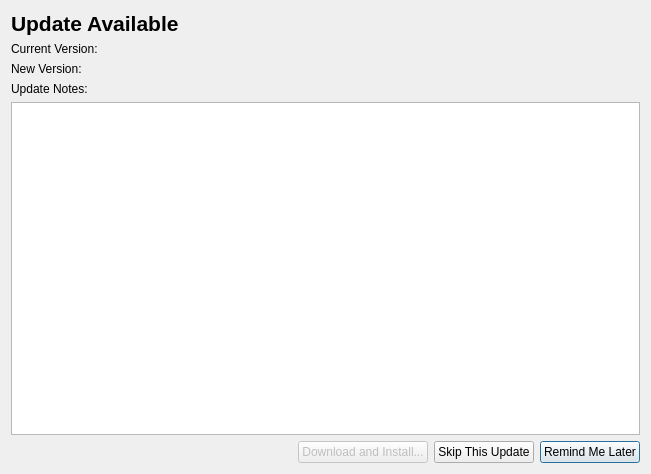
Old version of the form src/duckstation-qt/autoupdaterdialog.ui in the repository kofxi3584karlayang/duckstation.
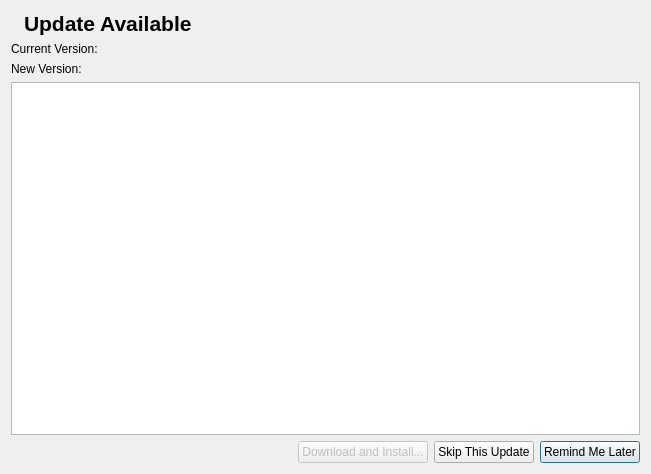
New version of the form. Icons and pictures are not drawn.

Commit message: Qt: Minor improvements to auto-updater (icon, show download size)

The edit to the form file:
```diff
--- a/src/duckstation-qt/autoupdaterdialog.ui
+++ b/src/duckstation-qt/autoupdaterdialog.ui
@@ -21,6 +21,24 @@
   </property>
   <layout class="QVBoxLayout" name="verticalLayout">
    <item>
+    <layout class="QHBoxLayout" name="horizontalLayout_2" stretch="0,1">
+     <item>
+      <widget class="QLabel" name="label_2">
+       <property name="sizePolicy">
+        <sizepolicy hsizetype="Minimum" vsizetype="Preferred">
+         <horstretch>0</horstretch>
+         <verstretch>0</verstretch>
+        </sizepolicy>
+       </property>
+       <property name="text">
+        <string/>
+       </property>
+       <property name="pixmap">
+        <pixmap resource="resources/resources.qrc">:/icons/software-update-available.png</pixmap>
+       </property>
+      </widget>
+     </item>
+     <item>
     <widget class="QLabel" name="label">
      <property name="font">
       <font>
@@ -34,6 +52,8 @@
      </property>
     </widget>
    </item>
+    </layout>
+   </item>
    <item>
     <widget class="QLabel" name="currentVersion">
      <property name="text">
@@ -49,18 +69,7 @@
     </widget>
    </item>
    <item>
-    <widget class="QLabel" name="label_4">
-     <property name="text">
-      <string>Update Notes:</string>
-     </property>
-    </widget>
-   </item>
-   <item>
-    <widget class="QTextEdit" name="updateNotes">
-     <property name="readOnly">
-      <bool>true</bool>
-     </property>
-    </widget>
+    <widget class="QTextBrowser" name="updateNotes"/>
    </item>
    <item>
     <layout class="QHBoxLayout" name="horizontalLayout">
```
Left out of the diff: 10 changed lines with no effect on the pictures. Lines whose indentation alone changed are shown as unchanged. The commit also changes 2 other files.
